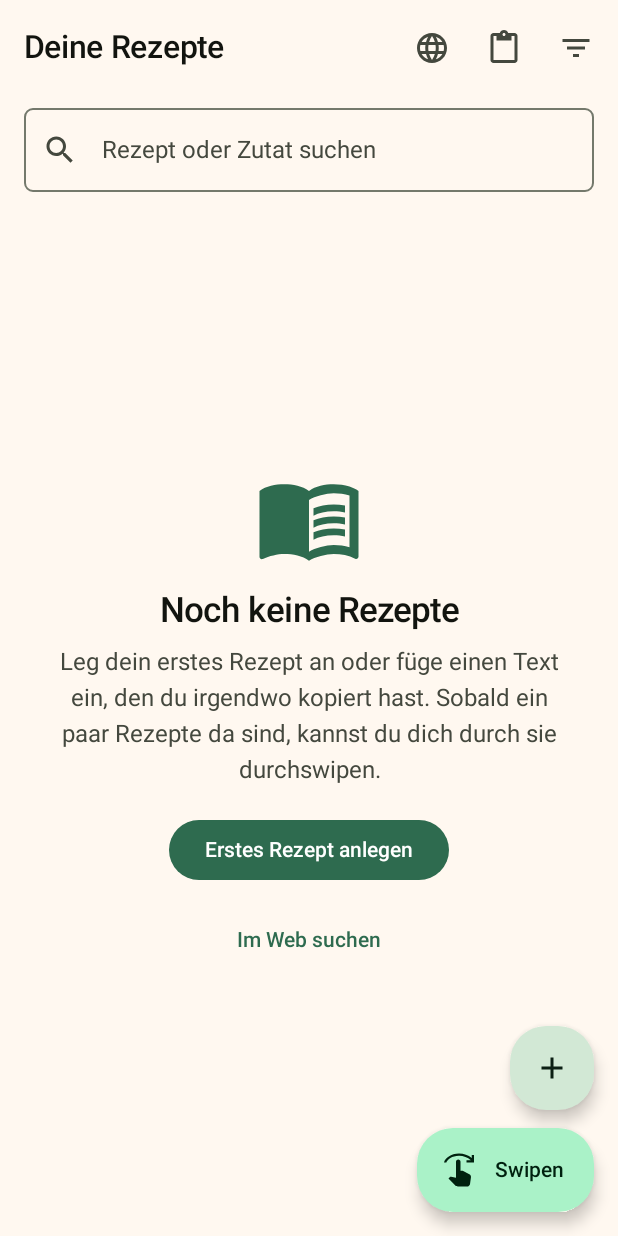
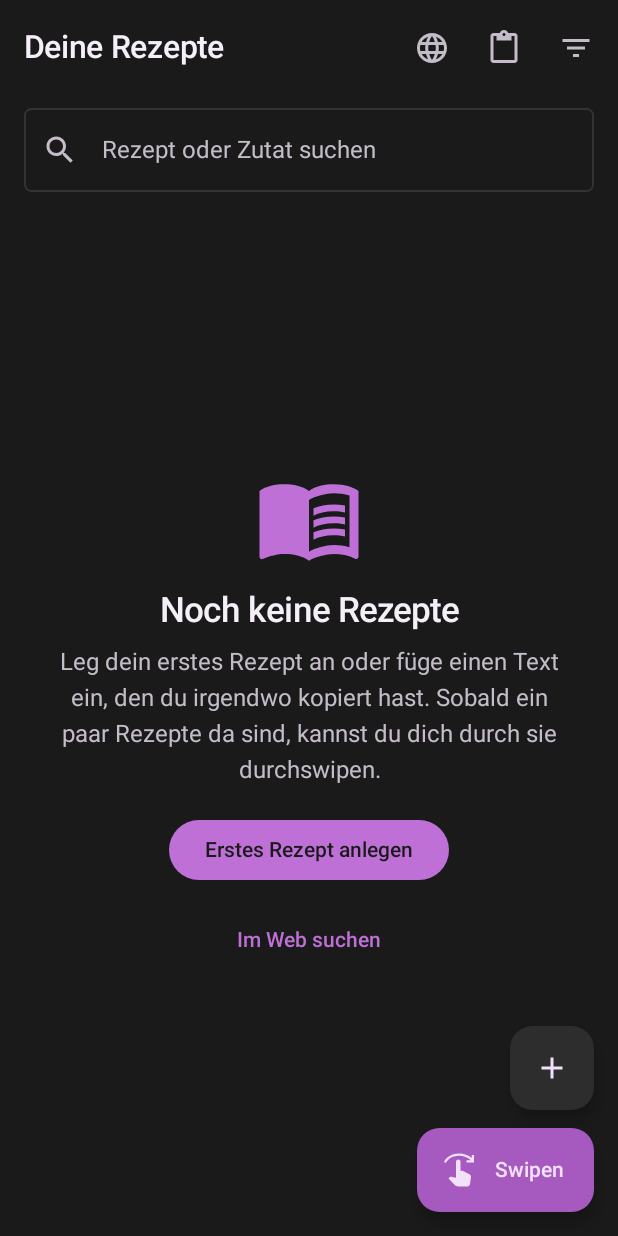
Before and after one commit to TRGamer-tech/Rezeptli, an Android app built with Jetpack Compose: the screen it shows after launch (MainActivity), on a phone screen of 412 x 824 dp. Run offline under Robolectric (Android 15) with nearby library versions, the phone set to English and light mode, and no system bars; our stand-ins replace Dagger/Hilt's generated code, Room's generated code, paging.

Commit message:
refactor(design): Design-Tokens des UI-Kits als zentrale Quelle
Die Farbwelt aus Gruen und Orange wird durch das dunkle Design mit
violettem Akzent ersetzt. Die Rohwerte stehen unveraendert in Tokens.kt,
damit sie gegen die Vorlage geprueft werden koennen; welche Rolle ein
Wert spielt, entscheidet Color.kt. Damit gibt es keinen Farbwert mehr
im Bildschirmcode.

Neu als benannte Modifier: glassPanel und glowRing setzen die beiden
Oberflaechen-Effekte des Kits um. Glas ist bewusst eine halbtransparente
Flaeche statt einer Weichzeichnung des Hintergrunds - Android kann das
erst ab API 31, die App laeuft ab API 26.

Die App folgt der Hell-Dunkel-Einstellung des Geraets nicht mehr: das
Kit definiert nur ein dunkles Design, eine helle Variante waere geraten.
Fensterthema, Splash und Systemleisten sind entsprechend dunkel, sonst
blitzt beim Start eine helle Flaeche auf.

Die Bildschirm-Layouts bleiben unveraendert.

Co-Authored-By: Claude Opus 5 <noreply@anthropic.com>
Claude-Session: https://claude.ai/code/session_01DLairdoJAjh3ZcdSyhhBo7

```diff
--- a/app/src/main/java/ch/rezeptli/app/presentation/MainActivity.kt
+++ b/app/src/main/java/ch/rezeptli/app/presentation/MainActivity.kt
@@ -1,8 +1,10 @@
 package ch.rezeptli.app.presentation
 
 import android.content.Intent
+import android.graphics.Color
 import android.os.Bundle
 import androidx.activity.ComponentActivity
+import androidx.activity.SystemBarStyle
 import androidx.activity.compose.setContent
 import androidx.activity.enableEdgeToEdge
 import androidx.compose.foundation.layout.fillMaxSize
@@ -18,7 +20,12 @@ import dagger.hilt.android.AndroidEntryPoint
 class MainActivity : ComponentActivity() {
     override fun onCreate(savedInstanceState: Bundle?) {
         installSplashScreen()
-        enableEdgeToEdge()
+        // Die App ist durchgehend dunkel - damit bleiben auch die Symbole in der
+        // Statusleiste hell, unabhaengig von der Einstellung des Geraets.
+        enableEdgeToEdge(
+            statusBarStyle = SystemBarStyle.dark(Color.TRANSPARENT),
+            navigationBarStyle = SystemBarStyle.dark(Color.TRANSPARENT),
+        )
         super.onCreate(savedInstanceState)
 
         // Ein aus dem Browser geteilter Link fuehrt direkt in den Import.
--- a/app/src/main/java/ch/rezeptli/app/presentation/common/theme/Color.kt
+++ b/app/src/main/java/ch/rezeptli/app/presentation/common/theme/Color.kt
@@ -3,60 +3,45 @@ package ch.rezeptli.app.presentation.common.theme
 import androidx.compose.ui.graphics.Color
 
 /*
- * Die Farbwelt von Rezeptli: Kraeutergruen als Leitfarbe, warmes Orange als Akzent und
- * ein cremiger, leicht warmer Hintergrund. Das soll nach Kueche und frischem Gemuese
- * aussehen und nicht nach Standard-Compose-Demo.
+ * Die Bedeutung der Farben - welcher Rohwert aus [Tokens] welche Rolle spielt.
  *
- * Alle Kombinationen aus Text- und Hintergrundfarbe erfuellen mindestens ein
- * Kontrastverhaeltnis von 4.5:1 gemaess den Material-Design-Richtlinien zur
- * Barrierefreiheit.
+ * Das Design ist dunkel angelegt: anthrazitfarbene Flaechen, Violett als Akzent. Alle
+ * hier gewaehlten Kombinationen aus Text und Untergrund erreichen mindestens ein
+ * Kontrastverhaeltnis von 4.5:1 (Purple500 auf Charcoal900: 5.4:1, Purple100 auf
+ * Charcoal800: 12.5:1, Charcoal900 auf Purple500: 5.4:1).
  */
 
-// Primaer: Kraeutergruen
-internal val HerbGreen40 = Color(0xFF2E6B4F)
-internal val HerbGreen80 = Color(0xFF8FD6AE)
-internal val HerbGreen10 = Color(0xFF00210F)
-internal val HerbGreen30 = Color(0xFF13543A)
-internal val HerbGreen90 = Color(0xFFAAF2C8)
-internal val HerbGreen20 = Color(0xFF003921)
+// Flaechen
+internal val SurfaceBackground = Tokens.Neutral.Charcoal900
+internal val SurfaceRaised = Tokens.Neutral.Charcoal850
+internal val SurfaceCard = Tokens.Neutral.Charcoal800
+internal val SurfaceElevated = Tokens.Neutral.Charcoal750
+internal val SurfaceLine = Tokens.Neutral.Charcoal700
 
-// Sekundaer: gedaempftes Salbeigruen
-internal val Sage40 = Color(0xFF4F6354)
-internal val Sage80 = Color(0xFFB6CCB9)
-internal val Sage10 = Color(0xFF0C1F14)
-internal val Sage30 = Color(0xFF374B3D)
-internal val Sage90 = Color(0xFFD2E8D5)
-internal val Sage20 = Color(0xFF213528)
+// Schrift auf dunklem Grund
+internal val TextPrimary = Color(0xFFF5F0F7)
+internal val TextSecondary = Color(0xFFC4BCC8)
 
-// Akzent: warmes Karotten-Orange
-internal val Carrot40 = Color(0xFF8B5000)
-internal val Carrot80 = Color(0xFFFFB865)
-internal val Carrot10 = Color(0xFF2C1600)
-internal val Carrot30 = Color(0xFF693C00)
-internal val Carrot90 = Color(0xFFFFDCBB)
-internal val Carrot20 = Color(0xFF4A2800)
+// Akzent
+internal val AccentPrimary = Tokens.Purple.Purple500
+internal val AccentPressed = Tokens.Purple.Purple600
+internal val AccentSoft = Tokens.Purple.Purple300
+internal val AccentLight = Tokens.Purple.Purple100
 
-// Fehlerfarben
-internal val Tomato40 = Color(0xFFBA1A1A)
-internal val Tomato80 = Color(0xFFFFB4AB)
-internal val Tomato10 = Color(0xFF410002)
-internal val Tomato30 = Color(0xFF93000A)
-internal val Tomato90 = Color(0xFFFFDAD6)
-internal val Tomato20 = Color(0xFF690005)
+/** Schrift auf der Akzentflaeche - dunkel, weil Weiss auf Violett zu schwach kontrastiert. */
+internal val OnAccent = Tokens.Neutral.Charcoal900
 
-// Neutrale Flaechen - leicht waermer als reines Grau
-internal val Cream99 = Color(0xFFFFF8F0)
-internal val Cream95 = Color(0xFFF3EDE4)
-internal val Cream90 = Color(0xFFE4DED5)
-internal val Charcoal10 = Color(0xFF12140F)
-internal val Charcoal20 = Color(0xFF272A24)
-internal val Charcoal30 = Color(0xFF3D4139)
-internal val Charcoal90 = Color(0xFFE3E3DB)
-internal val Charcoal95 = Color(0xFFF1F1E9)
-internal val Stone30 = Color(0xFF44483E)
-internal val Stone50 = Color(0xFF74796C)
-internal val Stone80 = Color(0xFFC5C8BB)
+// Fehler
+internal val ErrorColor = Color(0xFFFF8A80)
+internal val OnErrorColor = Color(0xFF3B0906)
+internal val ErrorSurface = Color(0xFF4E1512)
 
-/** Rueckmeldung waehrend der Wisch-Geste: gruen fuer Ja, rot fuer Nein. */
-internal val SwipeYes = Color(0xFF2E7D4F)
-internal val SwipeNo = Color(0xFFC0392B)
+/**
+ * Rueckmeldung waehrend der Wisch-Geste.
+ *
+ * Gruen fuer Ja, Rot fuer Nein bleibt erhalten - die Bedeutung ist eingeuebt und soll
+ * sich durch den Neuanstrich nicht aendern. Die Toene stammen aber aus der Mesh-Palette
+ * des UI-Kits, damit sie zum neuen Design passen.
+ */
+internal val SwipeYes = Tokens.Mesh.Mint
+internal val SwipeNo = Tokens.Mesh.Pink
--- /dev/null
+++ b/app/src/main/java/ch/rezeptli/app/presentation/common/theme/Effects.kt
@@ -0,0 +1,85 @@
+package ch.rezeptli.app.presentation.common.theme
+
+import androidx.compose.foundation.background
+import androidx.compose.foundation.border
+import androidx.compose.runtime.Composable
+import androidx.compose.ui.Modifier
+import androidx.compose.ui.composed
+import androidx.compose.ui.draw.clip
+import androidx.compose.ui.draw.shadow
+import androidx.compose.ui.graphics.Color
+import androidx.compose.ui.graphics.Shape
+import androidx.compose.ui.unit.Dp
+import androidx.compose.ui.unit.dp
+
+/*
+ * Die wiederkehrenden Oberflaechen-Effekte des Designs.
+ *
+ * Sie liegen hier als Modifier vor, damit "Glas" und "Leuchten" im Bildschirmcode
+ * benannt auftauchen statt als Ansammlung von Rand-, Schatten- und Hintergrundwerten.
+ */
+
+/**
+ * Eine schwebende Flaeche - Filterleiste, untere Leiste, Dialogkopf.
+ *
+ * Anmerkung zur Umsetzung: Das UI-Kit beschreibt Glas als Weichzeichnung dessen, was
+ * *hinter* der Flaeche liegt. Android kann das erst ab API 31, die App laeuft ab API 26.
+ * Statt den Effekt auf neueren Geraeten anders aussehen zu lassen als auf aelteren, wird
+ * er hier einheitlich als halbtransparente Flaeche mit Haarlinie umgesetzt. Das ist der
+ * gebraeuchliche Ersatz und bleibt auf jedem Geraet gleich.
+ */
+fun Modifier.glassPanel(
+    shape: Shape,
+    borderColor: Color? = null,
+): Modifier = composed {
+    val accents = RezeptliTheme.accents
+    this
+        .clip(shape)
+        .background(accents.glassFill)
+        .border(width = 1.dp, color = borderColor ?: accents.hairline, shape = shape)
+}
+
+/**
+ * Der leuchtende Rand einer Karte.
+ *
+ * [intensity] zwischen 0 und 1 steuert, wie stark die Karte leuchtet - damit laesst sich
+ * das Leuchten an eine Geste koppeln, etwa waehrend des Wischens.
+ *
+ * [glowColor] ueberschreibt die Akzentfarbe, etwa mit Gruen oder Rot als Rueckmeldung.
+ */
+fun Modifier.glowRing(
+    shape: Shape,
+    intensity: Float = 1f,
+    glowColor: Color? = null,
+    radius: Dp = Tokens.Effect.GlowRadius,
+): Modifier = composed {
+    val accents = RezeptliTheme.accents
+    val colour = glowColor ?: accents.glow
+    val clamped = intensity.coerceIn(0f, 1f)
+
+    this
+        .shadow(
+            elevation = radius * clamped,
+            shape = shape,
+            clip = false,
+            ambientColor = colour,
+            spotColor = colour,
+        ).border(
+            width = 1.dp,
+            color = colour.copy(alpha = 0.30f + 0.45f * clamped),
+            shape = shape,
+        )
+}
+
+/** Kartenflaeche mit ruhiger Haarlinie - der Zustand ohne Interaktion. */
+fun Modifier.cardSurface(shape: Shape): Modifier = composed {
+    val accents = RezeptliTheme.accents
+    this
+        .clip(shape)
+        .background(SurfaceCard)
+        .border(width = 1.dp, color = accents.hairline, shape = shape)
+}
+
+/** Nur fuer Vorschauen und Tests sinnvoll: die Mesh-Farbe eines Listenplatzes. */
+@Composable
+internal fun meshAccentFor(index: Int): Color = Tokens.Mesh.All[index.mod(Tokens.Mesh.All.size)]
--- a/app/src/main/java/ch/rezeptli/app/presentation/common/theme/Shape.kt
+++ b/app/src/main/java/ch/rezeptli/app/presentation/common/theme/Shape.kt
@@ -1,14 +1,17 @@
 package ch.rezeptli.app.presentation.common.theme
 
-import androidx.compose.foundation.shape.RoundedCornerShape
 import androidx.compose.material3.Shapes
-import androidx.compose.ui.unit.dp
 
-/** Grosszuegige Rundungen - die Swipe-Karten sollen greifbar wirken. */
+/**
+ * Die Rundungen von Material auf die Radien des UI-Kits abgebildet.
+ *
+ * Knoepfe und Chips verwenden nicht diese Skala, sondern [Tokens.Radius.PillShape] -
+ * Material bezieht die Form von Knoepfen aus `small`, was hier zu wenig waere.
+ */
 internal val RezeptliShapes = Shapes(
-    extraSmall = RoundedCornerShape(6.dp),
-    small = RoundedCornerShape(10.dp),
-    medium = RoundedCornerShape(16.dp),
-    large = RoundedCornerShape(24.dp),
-    extraLarge = RoundedCornerShape(32.dp),
+    extraSmall = Tokens.Radius.SmShape,
+    small = Tokens.Radius.MdShape,
+    medium = Tokens.Radius.LgShape,
+    large = Tokens.Radius.XlShape,
+    extraLarge = Tokens.Radius.XxlShape,
 )
--- a/app/src/main/java/ch/rezeptli/app/presentation/common/theme/Theme.kt
+++ b/app/src/main/java/ch/rezeptli/app/presentation/common/theme/Theme.kt
@@ -1,113 +1,103 @@
 package ch.rezeptli.app.presentation.common.theme
 
-import androidx.compose.foundation.isSystemInDarkTheme
 import androidx.compose.material3.MaterialTheme
 import androidx.compose.material3.darkColorScheme
-import androidx.compose.material3.lightColorScheme
 import androidx.compose.runtime.Composable
 import androidx.compose.runtime.CompositionLocalProvider
 import androidx.compose.runtime.ReadOnlyComposable
 import androidx.compose.runtime.staticCompositionLocalOf
 import androidx.compose.ui.graphics.Color
+import androidx.compose.ui.text.TextStyle
 
-private val LightColors = lightColorScheme(
-    primary = HerbGreen40,
-    onPrimary = Color.White,
-    primaryContainer = HerbGreen90,
-    onPrimaryContainer = HerbGreen10,
-    secondary = Sage40,
-    onSecondary = Color.White,
-    secondaryContainer = Sage90,
-    onSecondaryContainer = Sage10,
-    tertiary = Carrot40,
-    onTertiary = Color.White,
-    tertiaryContainer = Carrot90,
-    onTertiaryContainer = Carrot10,
-    error = Tomato40,
-    onError = Color.White,
-    errorContainer = Tomato90,
-    onErrorContainer = Tomato10,
-    background = Cream99,
-    onBackground = Charcoal10,
-    surface = Cream99,
-    onSurface = Charcoal10,
-    surfaceVariant = Cream90,
-    onSurfaceVariant = Stone30,
-    outline = Stone50,
-    outlineVariant = Stone80,
-    surfaceContainer = Cream95,
-    surfaceContainerHigh = Cream90,
+private val DarkColors = darkColorScheme(
+    primary = AccentPrimary,
+    onPrimary = OnAccent,
+    primaryContainer = AccentPressed,
+    onPrimaryContainer = AccentLight,
+    secondary = AccentSoft,
+    onSecondary = OnAccent,
+    secondaryContainer = SurfaceElevated,
+    onSecondaryContainer = AccentLight,
+    tertiary = Tokens.Mesh.Teal,
+    onTertiary = Tokens.Neutral.Charcoal900,
+    tertiaryContainer = SurfaceElevated,
+    onTertiaryContainer = TextPrimary,
+    error = ErrorColor,
+    onError = OnErrorColor,
+    errorContainer = ErrorSurface,
+    onErrorContainer = Color(0xFFFFDAD6),
+    background = SurfaceBackground,
+    onBackground = TextPrimary,
+    surface = SurfaceBackground,
+    onSurface = TextPrimary,
+    surfaceVariant = SurfaceCard,
+    onSurfaceVariant = TextSecondary,
+    outline = SurfaceLine,
+    outlineVariant = Tokens.Border.Hairline,
+    surfaceContainer = SurfaceCard,
+    surfaceContainerHigh = SurfaceElevated,
+    surfaceContainerHighest = SurfaceElevated,
+    surfaceContainerLow = SurfaceRaised,
+    scrim = Tokens.Neutral.Black,
 )
 
-private val DarkColors = darkColorScheme(
-    primary = HerbGreen80,
-    onPrimary = HerbGreen20,
-    primaryContainer = HerbGreen30,
-    onPrimaryContainer = HerbGreen90,
-    secondary = Sage80,
-    onSecondary = Sage20,
-    secondaryContainer = Sage30,
-    onSecondaryContainer = Sage90,
-    tertiary = Carrot80,
-    onTertiary = Carrot20,
-    tertiaryContainer = Carrot30,
-    onTertiaryContainer = Carrot90,
-    error = Tomato80,
-    onError = Tomato20,
-    errorContainer = Tomato30,
-    onErrorContainer = Tomato90,
-    background = Charcoal10,
-    onBackground = Charcoal90,
-    surface = Charcoal10,
-    onSurface = Charcoal90,
-    surfaceVariant = Charcoal30,
-    onSurfaceVariant = Stone80,
-    outline = Stone50,
-    outlineVariant = Charcoal30,
-    surfaceContainer = Charcoal20,
-    surfaceContainerHigh = Charcoal30,
-)
-
-/** Farben, die es im Material-Schema nicht gibt, die Rezeptli aber braucht. */
+/**
+ * Werte, die Material nicht kennt, die aber im ganzen Design gebraucht werden.
+ *
+ * Sie liegen bewusst neben dem Material-Farbschema statt darin: Material haette keinen
+ * passenden Platz fuer sie, und ein eigener Zugriffspunkt macht im Bildschirmcode
+ * sichtbar, dass hier eine App-eigene Entscheidung sichtbar wird.
+ */
 data class RezeptliAccentColors(
     val swipeYes: Color,
     val swipeNo: Color,
+    val glow: Color,
+    val glassFill: Color,
+    val hairline: Color,
+    val accentBorder: Color,
 )
 
-private val LightAccents = RezeptliAccentColors(swipeYes = SwipeYes, swipeNo = SwipeNo)
-
-/** Im Dunkelmodus etwas heller, damit die Rueckmeldung auf dunklem Grund lesbar bleibt. */
 private val DarkAccents = RezeptliAccentColors(
-    swipeYes = Color(0xFF6BD69B),
-    swipeNo = Color(0xFFFF8A7A),
+    swipeYes = SwipeYes,
+    swipeNo = SwipeNo,
+    glow = Tokens.Purple.Vivid,
+    // Glas ist eine Flaeche, durch die der Hintergrund schimmert - deshalb halbtransparent.
+    glassFill = Tokens.Neutral.Charcoal850.copy(alpha = 0.72f),
+    hairline = Tokens.Border.Hairline,
+    accentBorder = Tokens.Border.Accent,
 )
 
-private val LocalAccentColors = staticCompositionLocalOf { LightAccents }
+private val LocalAccentColors = staticCompositionLocalOf { DarkAccents }
 
 object RezeptliTheme {
     val accents: RezeptliAccentColors
         @Composable
         @ReadOnlyComposable
         get() = LocalAccentColors.current
+
+    /** Mengenangaben in Ziffern gleicher Breite. */
+    val amountStyle: TextStyle
+        @Composable
+        @ReadOnlyComposable
+        get() = AmountTextStyle
 }
 
 /**
  * Das Theme der App.
  *
- * Dynamic Color (Material You) wird bewusst nicht verwendet: Die Farbwelt aus Gruen und
- * Orange ist Teil der Identitaet der App, und die Wisch-Rueckmeldung braucht verlaessliche
- * Gruen- und Rottoene, die sich nicht mit dem Hintergrundbild des Geraets aendern.
+ * Die App ist dunkel angelegt und folgt nicht der Hell-Dunkel-Einstellung des Geraets:
+ * Die Farbwelt des UI-Kits ist als dunkles Design definiert, und eine daraus abgeleitete
+ * helle Variante waere geraten, nicht vorgegeben.
+ *
+ * Dynamic Color (Material You) bleibt bewusst aus: Die Wisch-Rueckmeldung braucht
+ * verlaessliche Gruen- und Rottoene, die sich nicht mit dem Hintergrundbild des Geraets
+ * aendern.
  */
 @Composable
-fun RezeptliTheme(
-    darkTheme: Boolean = isSystemInDarkTheme(),
-    content: @Composable () -> Unit,
-) {
-    CompositionLocalProvider(
-        LocalAccentColors provides if (darkTheme) DarkAccents else LightAccents,
-    ) {
+fun RezeptliTheme(content: @Composable () -> Unit) {
+    CompositionLocalProvider(LocalAccentColors provides DarkAccents) {
         MaterialTheme(
-            colorScheme = if (darkTheme) DarkColors else LightColors,
+            colorScheme = DarkColors,
             typography = RezeptliTypography,
             shapes = RezeptliShapes,
             content = content,
--- /dev/null
+++ b/app/src/main/java/ch/rezeptli/app/presentation/common/theme/Tokens.kt
@@ -0,0 +1,122 @@
+package ch.rezeptli.app.presentation.common.theme
+
+import androidx.compose.animation.core.CubicBezierEasing
+import androidx.compose.animation.core.Easing
+import androidx.compose.foundation.shape.RoundedCornerShape
+import androidx.compose.ui.graphics.Color
+import androidx.compose.ui.unit.Dp
+import androidx.compose.ui.unit.dp
+
+/**
+ * Die Rohwerte des Designs - eine einzige Quelle der Wahrheit.
+ *
+ * Hier stehen ausschliesslich Werte, keine Bedeutung: `Purple500` ist eine Farbe, nicht
+ * "die Primaerfarbe". Welche Rolle ein Wert im UI spielt, legt [Theme.kt] fest. Dadurch
+ * laesst sich die Farbwelt an genau einer Stelle austauschen, ohne dass irgendwo im
+ * Bildschirmcode ein Farbwert hart notiert werden muss.
+ *
+ * Die Werte stammen aus dem UI-Kit und sind bewusst unveraendert uebernommen, damit sie
+ * gegen die Vorlage geprueft werden koennen.
+ */
+object Tokens {
+    /** Flaechen von Schwarz bis zur Trennlinie - die Basis des dunklen Designs. */
+    object Neutral {
+        val Black = Color(0xFF000000)
+
+        /** Haupthintergrund. */
+        val Charcoal900 = Color(0xFF1A1A1A)
+        val Charcoal850 = Color(0xFF202020)
+
+        /** Kartenhintergrund. */
+        val Charcoal800 = Color(0xFF252525)
+        val Charcoal750 = Color(0xFF2D2D2D)
+
+        /** Haarlinien und Trennkanten. */
+        val Charcoal700 = Color(0xFF333333)
+        val White = Color(0xFFFFFFFF)
+    }
+
+    /** Die Akzentfarbe der App in ihren Abstufungen. */
+    object Purple {
+        val Purple100 = Color(0xFFF2E1FA)
+        val Purple300 = Color(0xFFD498E6)
+
+        /** Primaerfarbe: Aktionen, Links, Akzente. */
+        val Purple500 = Color(0xFFBE70D6)
+        val Purple600 = Color(0xFFA65ABF)
+
+        /** Starker Akzent, etwa fuer das Leuchten einer aktiven Karte. */
+        val Vivid = Color(0xFFC300FF)
+    }
+
+    /** Randfarben. Bewusst halbtransparent, damit sie auf jeder Flaeche funktionieren. */
+    object Border {
+        val Hairline = Color.White.copy(alpha = 0.15f)
+        val Soft = Color.White.copy(alpha = 0.10f)
+        val Subtle = Color.White.copy(alpha = 0.08f)
+        val Accent = Purple.Purple500.copy(alpha = 0.30f)
+    }
+
+    /**
+     * Farbverlaeufe fuer Hintergrundakzente und Illustrationen.
+     *
+     * Aus den HSL-Werten des UI-Kits in sRGB umgerechnet.
+     */
+    object Mesh {
+        val Violet = Color(0xFFBE85FF)
+        val Pink = Color(0xFFFF7A93)
+        val Orange = Color(0xFFFF8D70)
+        val Yellow = Color(0xFFFFE74D)
+        val Mint = Color(0xFF8FFFAD)
+        val Cyan = Color(0xFF47DAFF)
+        val Teal = Color(0xFF7AF2FF)
+
+        /** Reihenfolge fuer wechselnde Akzente, etwa pro Karte im Stapel. */
+        val All = listOf(Violet, Pink, Orange, Yellow, Mint, Cyan, Teal)
+    }
+
+    /** Eckenradien. Keine Karte hat mehr spitze Ecken. */
+    object Radius {
+        val Sm: Dp = 5.dp
+        val Md: Dp = 10.dp
+        val Lg: Dp = 13.dp
+        val Xl: Dp = 15.dp
+        val Xxl: Dp = 16.dp
+
+        /** Knoepfe und Chips. */
+        val Pill: Dp = 30.dp
+
+        val SmShape = RoundedCornerShape(Sm)
+        val MdShape = RoundedCornerShape(Md)
+        val LgShape = RoundedCornerShape(Lg)
+        val XlShape = RoundedCornerShape(Xl)
+        val XxlShape = RoundedCornerShape(Xxl)
+        val PillShape = RoundedCornerShape(Pill)
+        val CircleShape = RoundedCornerShape(percent = 50)
+    }
+
+    /** Weichzeichnung der Glas-Flaechen. */
+    object Effect {
+        val Glass: Dp = 10.dp
+
+        /** Reichweite des farbigen Leuchtens an einer aktiven Karte. */
+        val GlowRadius: Dp = 24.dp
+    }
+
+    /** Dauer von Bewegungen in Millisekunden. */
+    object Duration {
+        const val Fast = 200
+        const val Base = 300
+        const val Slow = 600
+        const val Loader = 1000
+    }
+
+    /** Beschleunigungskurven. */
+    object Ease {
+        val OutQuad: Easing = CubicBezierEasing(0.4f, 0f, 0.2f, 1f)
+        val Overshoot: Easing = CubicBezierEasing(0.175f, 0.885f, 0.32f, 1.275f)
+
+        /** Verspielt - etwa wenn eine Wischkarte zurueckfedert. */
+        val Bounce: Easing = CubicBezierEasing(0.68f, -0.55f, 0.27f, 1.55f)
+    }
+}
--- a/app/src/main/java/ch/rezeptli/app/presentation/common/theme/Type.kt
+++ b/app/src/main/java/ch/rezeptli/app/presentation/common/theme/Type.kt
@@ -7,63 +7,89 @@ import androidx.compose.ui.text.font.FontWeight
 import androidx.compose.ui.unit.sp
 
 /**
- * Typografie auf Basis der System-Schrift. Bewusst keine eigene Schriftdatei: das haelt
- * die App klein und vermeidet Lizenzfragen. Titel sind etwas kraeftiger als im
- * Material-Standard, damit Rezeptnamen auf den Swipe-Karten sofort ins Auge fallen.
+ * Die drei Schriftrollen des UI-Kits.
+ *
+ * Das Kit nennt "Roboto Flex" fuer grosse Titel und "Google Sans" fuer Bedienelemente.
+ * Beide liegen dem Projekt nicht bei: Google Sans ist eine geschuetzte Hausschrift und
+ * darf in fremden Apps nicht verwendet werden, Roboto Flex waere zwar frei lizenziert,
+ * wuerde die App aber um rund 1.7 MB vergroessern oder eine Abhaengigkeit zu den
+ * Play-Diensten verlangen.
+ *
+ * Bis das entschieden ist, zeigen alle drei Rollen auf die Systemschrift. Die Rollen
+ * existieren aber bereits als eigene Werte, sodass ein Wechsel spaeter genau hier
+ * stattfindet und nicht in jedem Bildschirm.
+ */
+internal val DisplayFontFamily = FontFamily.SansSerif
+internal val LabelFontFamily = FontFamily.SansSerif
+
+/** Fuer Mengenangaben - Ziffern gleicher Breite lassen Zutatenlisten ruhiger wirken. */
+internal val MonoFontFamily = FontFamily.Monospace
+
+/**
+ * Grosse Titel sind bewusst kraeftig und eng gefuehrt; sobald eine variable Schrift
+ * eingebunden ist, uebernehmen deren Achsen fuer Staerke und Breite diese Rolle.
  */
 internal val RezeptliTypography = Typography(
     displaySmall = TextStyle(
-        fontFamily = FontFamily.SansSerif,
+        fontFamily = DisplayFontFamily,
         fontWeight = FontWeight.Bold,
         fontSize = 34.sp,
         lineHeight = 42.sp,
     ),
     headlineMedium = TextStyle(
-        fontFamily = FontFamily.SansSerif,
+        fontFamily = DisplayFontFamily,
         fontWeight = FontWeight.Bold,
         fontSize = 27.sp,
         lineHeight = 34.sp,
     ),
     headlineSmall = TextStyle(
-        fontFamily = FontFamily.SansSerif,
+        fontFamily = DisplayFontFamily,
         fontWeight = FontWeight.SemiBold,
         fontSize = 23.sp,
         lineHeight = 30.sp,
     ),
     titleLarge = TextStyle(
-        fontFamily = FontFamily.SansSerif,
+        fontFamily = DisplayFontFamily,
         fontWeight = FontWeight.SemiBold,
         fontSize = 21.sp,
         lineHeight = 28.sp,
     ),
     titleMedium = TextStyle(
-        fontFamily = FontFamily.SansSerif,
+        fontFamily = LabelFontFamily,
         fontWeight = FontWeight.SemiBold,
         fontSize = 17.sp,
         lineHeight = 24.sp,
     ),
     bodyLarge = TextStyle(
-        fontFamily = FontFamily.SansSerif,
+        fontFamily = LabelFontFamily,
         fontWeight = FontWeight.Normal,
         fontSize = 16.sp,
         lineHeight = 24.sp,
     ),
     bodyMedium = TextStyle(
-        fontFamily = FontFamily.SansSerif,
+        fontFamily = LabelFontFamily,
         fontWeight = FontWeight.Normal,
         fontSize = 14.sp,
         lineHeight = 21.sp,
     ),
     labelLarge = TextStyle(
-        fontFamily = FontFamily.SansSerif,
+        fontFamily = LabelFontFamily,
         fontWeight = FontWeight.SemiBold,
         fontSize = 14.sp,
         lineHeight = 20.sp,
     ),
     labelMedium = TextStyle(
-        fontFamily = FontFamily.SansSerif,
+        fontFamily = LabelFontFamily,
         fontWeight = FontWeight.Medium,
         fontSize = 12.sp,
         lineHeight = 16.sp,
     ),
 )
+
+/** Mengenangaben, etwa "2 dl" auf einer Zutatenzeile. */
+internal val AmountTextStyle = TextStyle(
+    fontFamily = MonoFontFamily,
+    fontWeight = FontWeight.Medium,
+    fontSize = 14.sp,
+    lineHeight = 20.sp,
+)
--- a/app/src/main/res/values-night/themes.xml
+++ /dev/null
@@ -1,10 +0,0 @@
-<?xml version="1.0" encoding="utf-8"?>
-<resources>
-    <style name="Theme.Rezeptli" parent="android:Theme.Material.NoActionBar" />
-
-    <style name="Theme.Rezeptli.Starting" parent="Theme.SplashScreen">
-        <item name="windowSplashScreenBackground">@color/splash_background_dark</item>
-        <item name="windowSplashScreenAnimatedIcon">@drawable/ic_launcher_foreground</item>
-        <item name="postSplashScreenTheme">@style/Theme.Rezeptli</item>
-    </style>
-</resources>
--- a/app/src/main/res/values/colors.xml
+++ b/app/src/main/res/values/colors.xml
@@ -1,8 +1,7 @@
 <?xml version="1.0" encoding="utf-8"?>
 <resources>
     <!-- Nur fuer App-Icon und Splash-Screen. Die Farben der App selbst leben im
-         Compose-Theme (presentation/common/theme/Color.kt). -->
-    <color name="ic_launcher_background">#2E6B4F</color>
-    <color name="splash_background">#FFF8F0</color>
-    <color name="splash_background_dark">#12140F</color>
+         Compose-Theme (presentation/common/theme/Tokens.kt). -->
+    <color name="ic_launcher_background">#1A1A1A</color>
+    <color name="splash_background">#1A1A1A</color>
 </resources>
--- a/app/src/main/res/values/themes.xml
+++ b/app/src/main/res/values/themes.xml
@@ -1,7 +1,10 @@
 <?xml version="1.0" encoding="utf-8"?>
 <resources>
-    <!-- Basis-Theme der Activity. Das eigentliche Aussehen kommt aus Compose. -->
-    <style name="Theme.Rezeptli" parent="android:Theme.Material.Light.NoActionBar" />
+    <!-- Basis-Theme der Activity. Das eigentliche Aussehen kommt aus Compose.
+         Bewusst dunkel und ohne values-night-Variante: Die App folgt der
+         Hell-Dunkel-Einstellung des Geraets nicht, sonst blitzt beim Start kurz
+         eine helle Flaeche auf. -->
+    <style name="Theme.Rezeptli" parent="android:Theme.Material.NoActionBar" />
 
     <!-- Startbildschirm ueber androidx.core.splashscreen. -->
     <style name="Theme.Rezeptli.Starting" parent="Theme.SplashScreen">
```
